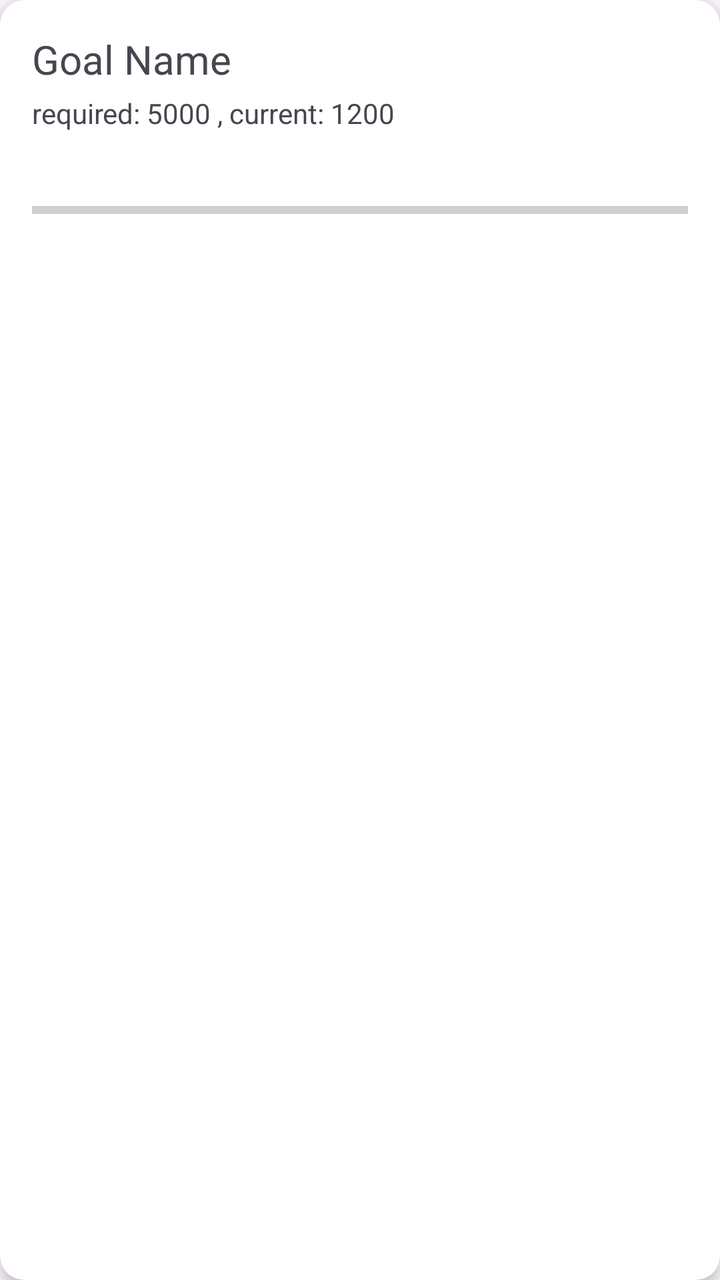
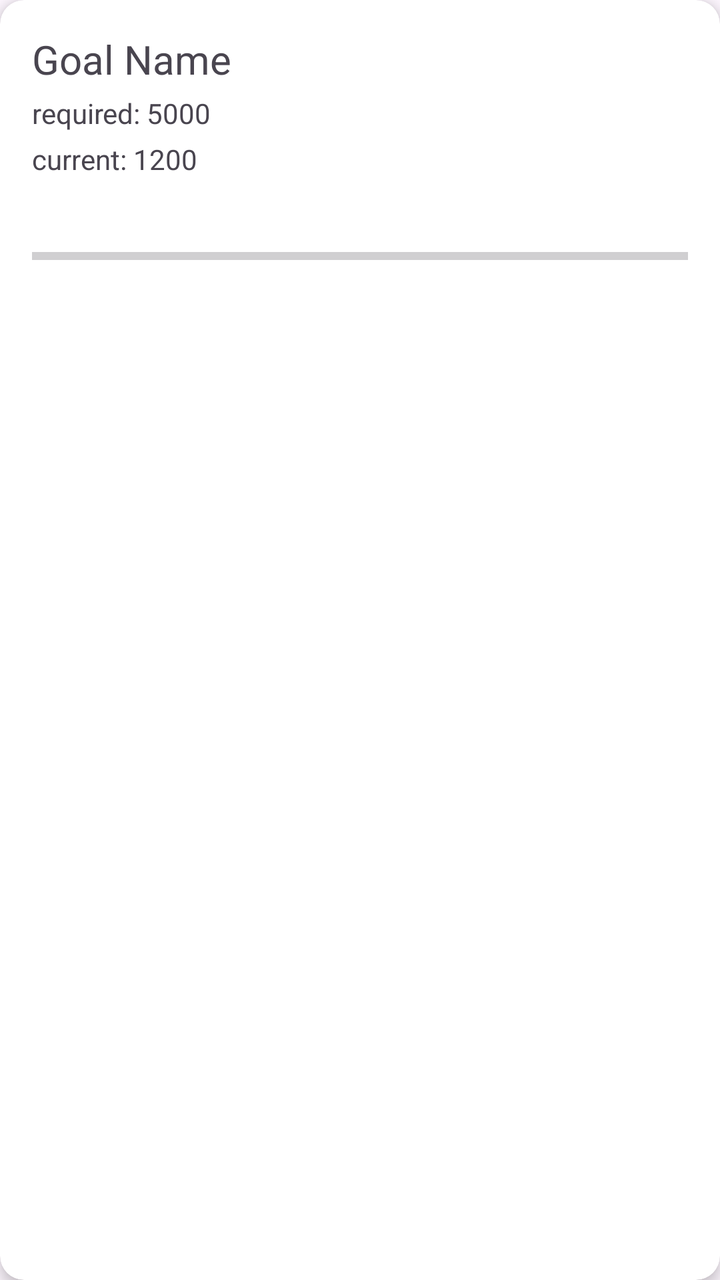

Screens rendered from an Android XML layout before and after an edit, with the pre-edit source and the edit as a unified diff.
<!-- AndroidManifest.xml: application theme Theme.Finsight1 -->
<!-- res/layout/item_goal.xml -->
<?xml version="1.0" encoding="utf-8"?>
<androidx.cardview.widget.CardView xmlns:android="http://schemas.android.com/apk/res/android"
    xmlns:app="http://schemas.android.com/apk/res-auto"
    android:layout_width="match_parent"
    android:layout_height="wrap_content"
    android:layout_margin="8dp"
    app:cardCornerRadius="12dp"
    app:cardElevation="4dp">

    <LinearLayout
        android:layout_width="match_parent"
        android:layout_height="wrap_content"
        android:orientation="vertical"
        android:padding="16dp">

        <TextView
            android:id="@+id/tvItemGoalName"
            android:layout_width="wrap_content"
            android:layout_height="wrap_content"
            android:text="Goal Name"
            android:textSize="20sp"/>

        <TextView
            android:id="@+id/tvItemGoalDetails"
            android:layout_width="wrap_content"
            android:layout_height="wrap_content"
            android:text="required: 5000 , current: 1200 "
            android:layout_marginTop="4dp"
            android:textSize="14sp" />

        <TextView
            android:id="@+id/tvGoalPercentage"
            android:layout_width="wrap_content"
            android:layout_height="wrap_content"
            android:textSize="14sp"
            />

        <ProgressBar
            android:id="@+id/pbGoalProgress"
            style="?android:attr/progressBarStyleHorizontal"
            android:layout_width="match_parent"
            android:layout_height="wrap_content"
            android:layout_marginTop="12dp"/>





    </LinearLayout>
</androidx.cardview.widget.CardView>
<!-- resources referenced by this layout -->
<resources>
  <style name="Theme.Finsight1" parent="Base.Theme.Finsight1" />
  <style name="Base.Theme.Finsight1" parent="Theme.Material3.DayNight.NoActionBar">
          
          
      </style>
</resources>

<!-- the commit's change to res/layout/item_goal.xml (unified diff, before → after) -->
@@ -21,10 +21,18 @@
             android:textSize="20sp"/>
 
         <TextView
-            android:id="@+id/tvItemGoalDetails"
+            android:id="@+id/tvRequired"
             android:layout_width="wrap_content"
             android:layout_height="wrap_content"
-            android:text="required: 5000 , current: 1200 "
+            android:text="required: 5000 "
+            android:layout_marginTop="4dp"
+            android:textSize="14sp" />
+
+        <TextView
+            android:id="@+id/tvCurrent"
+            android:layout_width="wrap_content"
+            android:layout_height="wrap_content"
+            android:text="current: 1200 "
             android:layout_marginTop="4dp"
             android:textSize="14sp" />
 
@@ -42,9 +50,6 @@
             android:layout_height="wrap_content"
             android:layout_marginTop="12dp"/>
 
+    </LinearLayout>
 
-
-
-
-    </LinearLayout>
 </androidx.cardview.widget.CardView>
